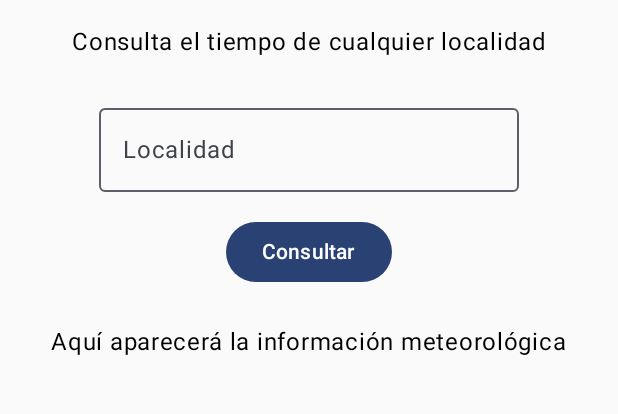
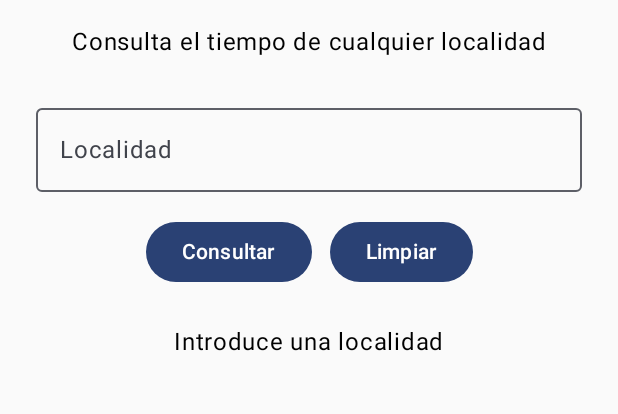
Before and after one commit to jabegar/MeteoLocal, an Android app built with Jetpack Compose: the screen it shows after launch (MainActivity), after a tap on "Consultar", on a phone screen of 412 x 824 dp, the part 465-879 px from its top. Run offline under Robolectric (Android 15) with nearby library versions, the phone set to English and light mode, and no system bars.

Commit message:
Meteo 0.2 finished

```diff
--- a/app/src/main/java/com/example/meteolocal/MainActivity.kt
+++ b/app/src/main/java/com/example/meteolocal/MainActivity.kt
@@ -6,10 +6,13 @@ import androidx.activity.compose.setContent
 import androidx.activity.enableEdgeToEdge
 import androidx.compose.foundation.layout.Arrangement
 import androidx.compose.foundation.layout.Column
+import androidx.compose.foundation.layout.Row
 import androidx.compose.foundation.layout.Spacer
 import androidx.compose.foundation.layout.fillMaxSize
+import androidx.compose.foundation.layout.fillMaxWidth
 import androidx.compose.foundation.layout.height
 import androidx.compose.foundation.layout.padding
+import androidx.compose.foundation.layout.width
 import androidx.compose.material3.Button
 import androidx.compose.material3.MaterialTheme
 import androidx.compose.material3.OutlinedTextField
@@ -44,6 +47,9 @@ fun MeteoLocalApp() {
     var localidad by remember {
         mutableStateOf("")
     }
+    var mensaje by remember {
+        mutableStateOf("Introduce una localidad")
+    }
     Column(
         modifier = Modifier
             .fillMaxSize()
@@ -72,21 +78,42 @@ fun MeteoLocalApp() {
             label = {
                 Text("Localidad")
             },
-            singleLine = true
+            singleLine = true,
+            modifier = Modifier.fillMaxWidth()
         )
         Spacer(
             modifier = Modifier.height(16.dp)
         )
-        Button (
-            onClick = {}
-        ) {
-            Text("Consultar")
+        Row{
+            Button (
+                onClick = {
+                    if (localidad.isBlank()) {
+                        mensaje = "Introduce una localidad"
+                    } else {
+                        mensaje = "Consulta preparada: $localidad"
+                    }
+                }
+            ) {
+                Text("Consultar")
+            }
+            Spacer(
+                modifier = Modifier.width(12.dp)
+            )
+            Button(
+                onClick = {
+                    localidad = ""
+                    mensaje = "Introduce una localidad"
+                }
+            ) {
+                Text("Limpiar")
+            }
         }
+
         Spacer(
             modifier = Modifier.height(24.dp)
         )
         Text (
-            text = "Aquí aparecerá la información meteorológica"
+            text = mensaje
         )
 
     }
```
